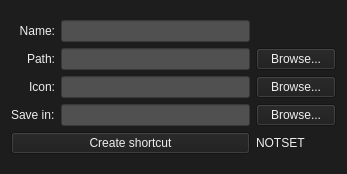
Before: the Qt Designer form mainwindow.ui in Kuxe/dsktshrt, drawn with Qt 5.
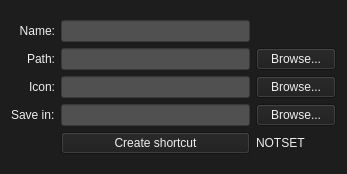
After: the same form once the commit is applied.

Commit message: resized Create Shortcut-button

Diff of the .ui file:
```diff
--- a/mainwindow.ui
+++ b/mainwindow.ui
@@ -120,13 +120,6 @@
         </property>
        </widget>
       </item>
-      <item row="4" column="0" colspan="2">
-       <widget class="QPushButton" name="createShortcutButton">
-        <property name="text">
-         <string>Create shortcut</string>
-        </property>
-       </widget>
-      </item>
       <item row="1" column="0">
        <widget class="QLabel" name="pathLabel">
         <property name="text">
@@ -181,6 +174,13 @@
         </property>
        </widget>
       </item>
+      <item row="4" column="1">
+       <widget class="QPushButton" name="createShortcutButton">
+        <property name="text">
+         <string>Create shortcut</string>
+        </property>
+       </widget>
+      </item>
      </layout>
     </item>
    </layout>
```
The commit also changes 1 other file.
